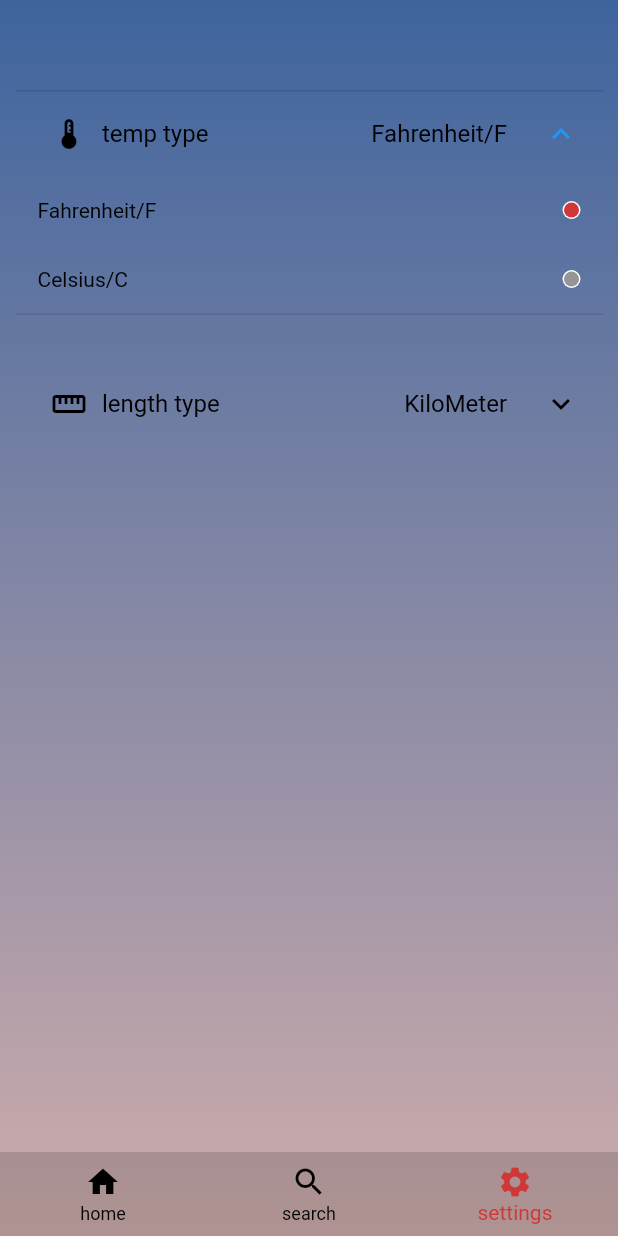
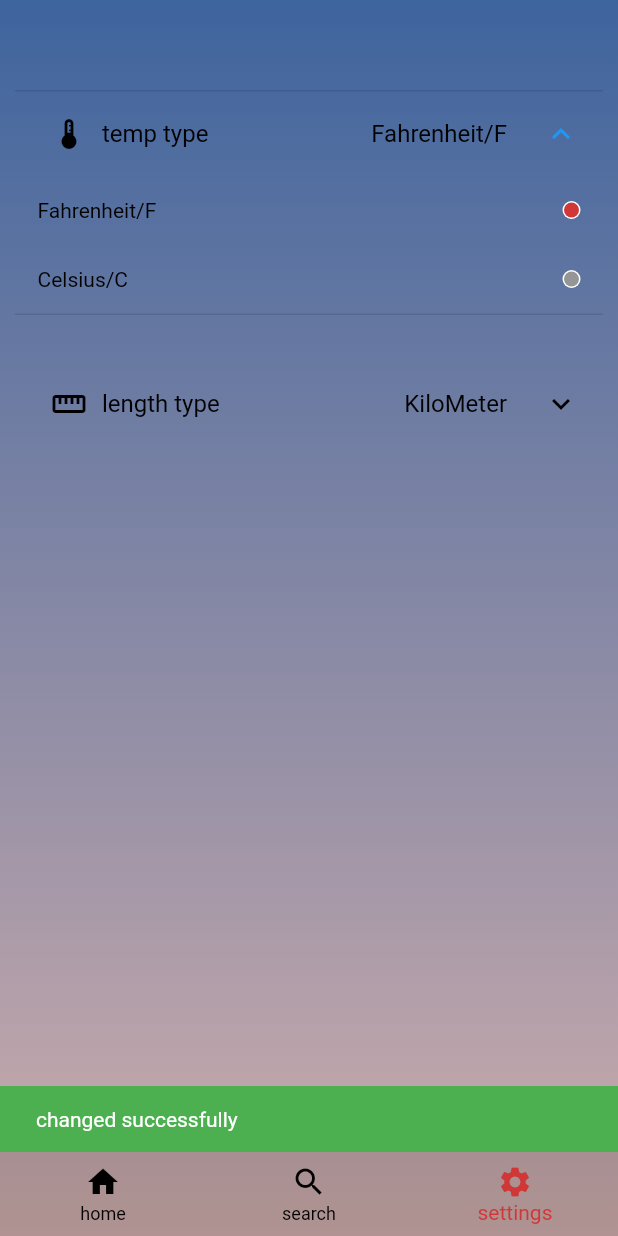
Before and after one commit to Hassan-Morgan/taks_weather_app, a Flutter app: the SettingsPage screen opened by its route, after a tap on "temp type", after a tap on "Fahrenheit/F", on a phone screen of 412 x 824 dp. Run offline on Flutter 3.47's test engine with Material 2 defaults, Android fonts, the phone set to English and light mode, and no system bars; our stand-ins replace auto_route, bloc, dartz, dio, equatable, flutter_bloc and 6 more; accounts and stored records are empty; generated files the repository leaves out were written again; network calls fail.

Commit message:
add settings feature

```diff
--- a/lib/features/settings/presentation/pages/settings_page.dart
+++ b/lib/features/settings/presentation/pages/settings_page.dart
@@ -14,9 +14,16 @@ class SettingsPage extends StatelessWidget {
   Widget build(BuildContext context) {
     return BlocConsumer<SettingsCubit, SettingsStates>(
         listener: (context, state) {
-      state.mapOrNull(success: (_) {
+      state.whenOrNull(success: (message) {
         BlocProvider.of<WeatherForecastCubit>(context)
             .getWeatherForecastWithLocation();
+        ScaffoldMessenger.of(context).showSnackBar(
+          _customSnackBar(message, Colors.green),
+        );
+      }, error: (error) {
+        ScaffoldMessenger.of(context).showSnackBar(
+          _customSnackBar(error, Colors.red),
+        );
       });
     }, builder: (context, state) {
       final cubit = BlocProvider.of<SettingsCubit>(context);
@@ -142,4 +149,17 @@ class SettingsPage extends StatelessWidget {
       ),
     );
   }
+
+  SnackBar _customSnackBar(final String message, final Color color) {
+    return SnackBar(
+      content: Text(
+        message,
+        style: const TextStyle(
+          color: ColorManager.whiteColor,
+        ),
+      ),
+      backgroundColor: color,
+      duration: const Duration(seconds: 1),
+    );
+  }
 }
--- a/lib/features/weather_forecast/domain/entities/sub_entities/location_entity.dart
+++ b/lib/features/weather_forecast/domain/entities/sub_entities/location_entity.dart
@@ -1,11 +1,12 @@
 import 'package:equatable/equatable.dart';
 
-class LocationEntity extends Equatable{
+class LocationEntity extends Equatable {
   const LocationEntity({
     required this.name,
     required this.country,
     required this.localtime,
   });
+
   final String name;
   final String country;
   final String localtime;
--- a/lib/features/weather_forecast/presentation/pages/current_weather_details.dart
+++ b/lib/features/weather_forecast/presentation/pages/current_weather_details.dart
@@ -8,7 +8,7 @@ import '../../../../core/constants/app_constants.dart';
 import '../../../../core/presentation/resources/color_manager.dart';
 import '../../../../core/presentation/shared_widgets/details_item.dart';
 import '../../../../core/utils/temp_and_speed_selectors/speed_selector.dart';
-import '../../../../core/utils/temp_and_speed_selectors/temprature_selector.dart';
+import '../../../../core/utils/temp_and_speed_selectors/temperature_selector.dart';
 
 class CurrentWeatherDetails extends StatelessWidget {
   final WeatherEntity entity;
--- a/lib/features/weather_forecast/presentation/pages/day_details_page.dart
+++ b/lib/features/weather_forecast/presentation/pages/day_details_page.dart
@@ -1,6 +1,6 @@
 import 'package:auto_route/auto_route.dart';
 import 'package:flutter/material.dart';
-import 'package:taqs/core/utils/temp_and_speed_selectors/temprature_selector.dart';
+import 'package:taqs/core/utils/temp_and_speed_selectors/temperature_selector.dart';
 import 'package:taqs/features/weather_forecast/domain/entities/sub_entities/astro_enitity.dart';
 import 'package:taqs/features/weather_forecast/domain/entities/sub_entities/day_weather_entity.dart';
 import 'package:taqs/core/presentation/shared_widgets/details_container.dart';
--- a/lib/features/weather_forecast/presentation/pages/home_page_sucess.dart
+++ b/lib/features/weather_forecast/presentation/pages/home_page_sucess.dart
@@ -9,7 +9,7 @@ import 'package:taqs/features/weather_forecast/presentation/pages/current_weathe
 import 'package:taqs/features/weather_forecast/presentation/pages/day_details_page.dart';
 import 'package:taqs/features/weather_forecast/presentation/widgets/current_weather_widget.dart';
 
-import '../../../../core/utils/temp_and_speed_selectors/temprature_selector.dart';
+import '../../../../core/utils/temp_and_speed_selectors/temperature_selector.dart';
 import '../../domain/entities/sub_entities/forecast_entity.dart';
 
 class HomePageSuccess extends StatelessWidget {
--- a/lib/features/weather_forecast/presentation/widgets/current_weather_widget.dart
+++ b/lib/features/weather_forecast/presentation/widgets/current_weather_widget.dart
@@ -2,7 +2,7 @@ import 'package:flutter/material.dart';
 import 'package:taqs/features/weather_forecast/domain/entities/weather_entity.dart';
 
 import '../../../../core/presentation/resources/color_manager.dart';
-import '../../../../core/utils/temp_and_speed_selectors/temprature_selector.dart';
+import '../../../../core/utils/temp_and_speed_selectors/temperature_selector.dart';
 
 class CurrentWeatherWidget extends StatelessWidget {
   final WeatherEntity entity;
--- a/lib/main.dart
+++ b/lib/main.dart
@@ -33,6 +33,7 @@ class MyApp extends StatelessWidget {
       ],
       child: BlocBuilder<WeatherForecastCubit, WeatherForecastStates>(
         builder: (context, state) => MaterialApp.router(
+          debugShowCheckedModeBanner: false,
           themeMode: mode,
           theme: ThemeManager.lightTheme,
           darkTheme: ThemeManager.darkTheme,
```
Also changed, not shown: lib/features/search/presentation/pages/search_page.dart (+6 -1 lines), lib/core/utils/temp_and_speed_selectors/temperature_selector.dart (renamed from lib/core/utils/temp_and_speed_selectors/temprature_selector.dart). Lines whose indentation alone changed are shown as unchanged.
